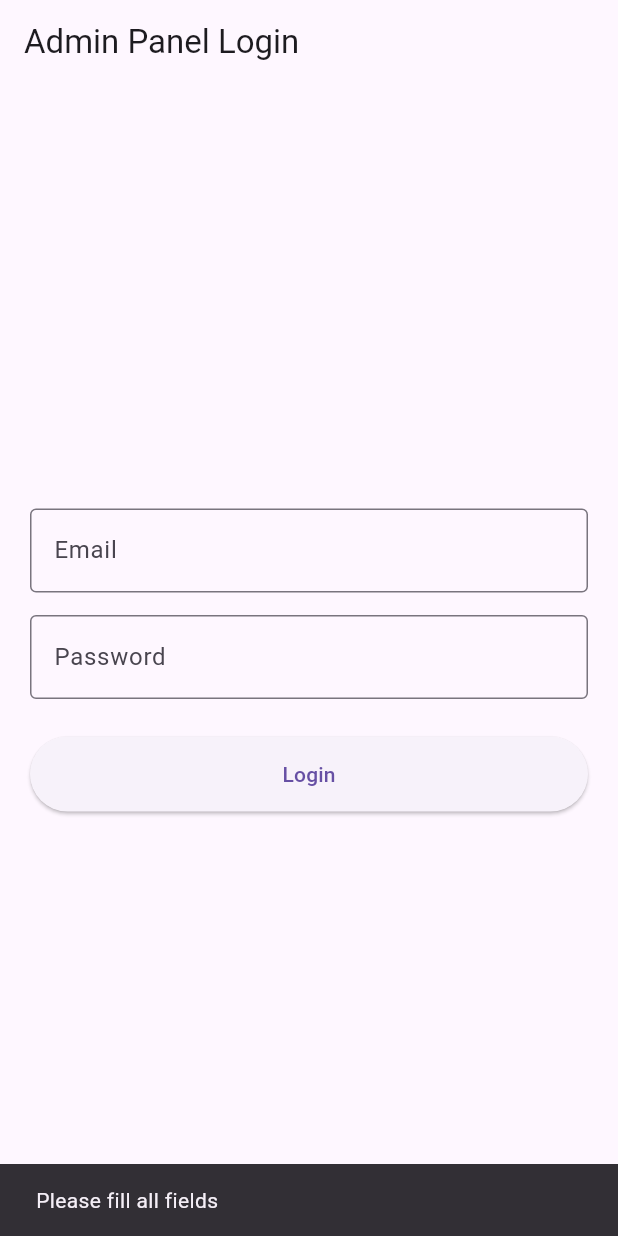
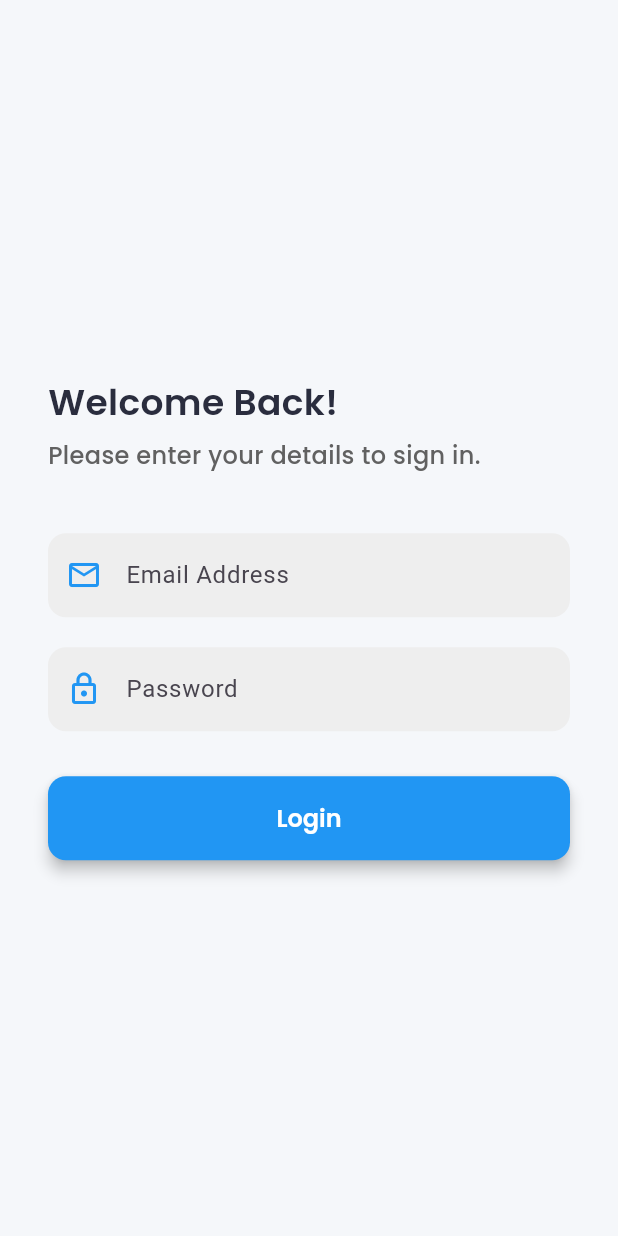
Before and after one commit to Vikas100702/order_admin_panel, a Flutter app: the screen it shows after launch, after a tap on "Login", on a phone screen of 412 x 824 dp. Run offline on Flutter 3.47's test engine with Material 3 defaults, Android fonts, the phone set to English and light mode, and no system bars; our stand-ins replace equatable, file_picker, flutter_bloc, google_fonts, shared_preferences.

Commit message:
feat(ui): redesign LoginScreen with responsive split-layout
- Implemented a responsive design: Split-screen image layout for Desktop, centered card for Mobile.
- Applied AppTheme styles for inputs and buttons.
- integrated AuthBloc for state management feedback.

```diff
--- a/lib/screens/login_screen.dart
+++ b/lib/screens/login_screen.dart
@@ -1,7 +1,8 @@
 import 'package:flutter/material.dart';
 import 'package:flutter_bloc/flutter_bloc.dart';
-import 'package:order_admin_panel/bloc/auth_bloc.dart';
-import 'dashboard_screen.dart'; // We will create this next
+import '../bloc/auth_bloc.dart';
+import '../core/app_theme.dart';
+import 'dashboard_screen.dart';
 
 class LoginScreen extends StatefulWidget {
   const LoginScreen({super.key});
@@ -16,65 +17,95 @@ class _LoginScreenState extends State<LoginScreen> {
 
   @override
   Widget build(BuildContext context) {
+    final size = MediaQuery.of(context).size;
+
     return Scaffold(
-      appBar: AppBar(title: Text("Admin Panel Login")),
-      // BlocListener listens for state changes (Success/Failure)
+      backgroundColor: AppTheme.bgColor,
       body: BlocListener<AuthBloc, AuthState>(
         listener: (context, state) {
           if (state is AuthFailure) {
-            // Show error message (SnackBar)
             ScaffoldMessenger.of(context).showSnackBar(
-              SnackBar(content: Text(state.error), backgroundColor: Colors.red),
+              SnackBar(content: Text(state.error), backgroundColor: AppTheme.errorColor),
             );
           } else if (state is AuthAuthenticated) {
-            // Navigate to Dashboard on success
             Navigator.pushReplacement(
               context,
-                MaterialPageRoute(builder: (_) => DashboardScreen(userRole: state.role))
+              MaterialPageRoute(builder: (_) => DashboardScreen(userRole: state.role)),
             );
           }
         },
-        child: Padding(
-          padding: const EdgeInsets.all(20.0),
+        child: Row(
+          children: [
+            // 1. DESKTOP SIDE IMAGE (Hidden on Mobile)
+            if (size.width > 900)
+              Expanded(
+                flex: 6,
+                child: Container(
+                  decoration: BoxDecoration(
+                    color: AppTheme.primaryColor,
+                    image: DecorationImage(
+                      image: NetworkImage("https://images.unsplash.com/photo-1556742049-0cfed4f7a07d?auto=format&fit=crop&w=1350&q=80"), // Placeholder
+                      fit: BoxFit.cover,
+                      colorFilter: ColorFilter.mode(Colors.black.withOpacity(0.5), BlendMode.darken),
+                    ),
+                  ),
+                  child: Center(
                     child: Column(
                       mainAxisAlignment: MainAxisAlignment.center,
                       children: [
+                        Text("Order Admin Panel", style: AppTheme.titleStyle.copyWith(color: Colors.white, fontSize: 36)),
+                        SizedBox(height: 10),
+                        Text("Manage your business efficiently.", style: AppTheme.bodyStyle.copyWith(color: Colors.white70)),
+                      ],
+                    ),
+                  ),
+                ),
+              ),
+
+            // 2. LOGIN FORM SECTION
+            Expanded(
+              flex: 4,
+              child: Center(
+                child: SingleChildScrollView(
+                  padding: EdgeInsets.all(32),
+                  child: Container(
+                    constraints: BoxConstraints(maxWidth: 450),
+                    child: Column(
+                      crossAxisAlignment: CrossAxisAlignment.start,
+                      children: [
+                        Text("Welcome Back!", style: AppTheme.titleStyle),
+                        SizedBox(height: 8),
+                        Text("Please enter your details to sign in.", style: AppTheme.subTitleStyle),
+                        SizedBox(height: 40),
+
                         TextField(
                           controller: emailController,
-                decoration: InputDecoration(labelText: "Email", border: OutlineInputBorder()),
+                          decoration: AppTheme.inputDecoration("Email Address", Icons.email_outlined),
                         ),
-              SizedBox(height: 15),
+                        SizedBox(height: 20),
                         TextField(
                           controller: passwordController,
-                decoration: InputDecoration(labelText: "Password", border: OutlineInputBorder()),
+                          decoration: AppTheme.inputDecoration("Password", Icons.lock_outlined),
                           obscureText: true,
                         ),
-              SizedBox(height: 25),
+                        SizedBox(height: 30),
 
-              // BlocBuilder rebuilds ONLY the button when loading state changes
                         BlocBuilder<AuthBloc, AuthState>(
                           builder: (context, state) {
                             if (state is AuthLoading) {
-                    return CircularProgressIndicator();
+                              return Center(child: CircularProgressIndicator(color: AppTheme.accentColor));
                             }
-
                             return SizedBox(
                               width: double.infinity,
-                    height: 50,
                               child: ElevatedButton(
                                 onPressed: () {
-                        // Trigger the Login Event
                                   final email = emailController.text.trim();
                                   final pass = passwordController.text.trim();
-
-                        if(email.isNotEmpty && pass.isNotEmpty) {
+                                  if (email.isNotEmpty && pass.isNotEmpty) {
                                     context.read<AuthBloc>().add(LoginRequested(email, pass));
-                        } else {
-                          ScaffoldMessenger.of(context).showSnackBar(
-                              SnackBar(content: Text("Please fill all fields"))
-                          );
                                   }
                                 },
+                                style: AppTheme.primaryButtonStyle,
                                 child: Text("Login"),
                               ),
                             );
@@ -84,6 +115,11 @@ class _LoginScreenState extends State<LoginScreen> {
                     ),
                   ),
                 ),
+              ),
+            ),
+          ],
+        ),
+      ),
     );
   }
 }
```
Lines whose indentation alone changed are shown as unchanged.
